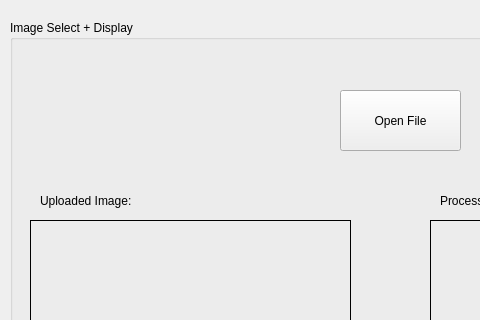
jaxmattfair/eggsizerML, file eggsizerml.ui: the form before one commit; both pictures show x 0 to 480 and y 0 to 320 of the 800 by 600 pixel window.
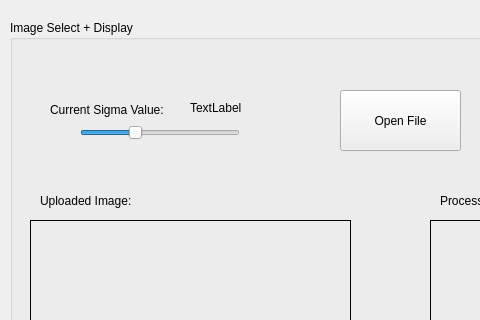
The form after the commit.

```diff
--- a/eggsizerml.ui
+++ b/eggsizerml.ui
@@ -103,6 +103,48 @@
       <bool>true</bool>
      </property>
     </widget>
+    <widget class="QSlider" name="horizontalSlider">
+     <property name="geometry">
+      <rect>
+       <x>70</x>
+       <y>100</y>
+       <width>160</width>
+       <height>25</height>
+      </rect>
+     </property>
+     <property name="value">
+      <number>33</number>
+     </property>
+     <property name="orientation">
+      <enum>Qt::Orientation::Horizontal</enum>
+     </property>
+    </widget>
+    <widget class="QLabel" name="label">
+     <property name="geometry">
+      <rect>
+       <x>40</x>
+       <y>80</y>
+       <width>131</width>
+       <height>20</height>
+      </rect>
+     </property>
+     <property name="text">
+      <string>Current Sigma Value:</string>
+     </property>
+    </widget>
+    <widget class="QLabel" name="sigma_val_label">
+     <property name="geometry">
+      <rect>
+       <x>180</x>
+       <y>80</y>
+       <width>58</width>
+       <height>16</height>
+      </rect>
+     </property>
+     <property name="text">
+      <string>TextLabel</string>
+     </property>
+    </widget>
    </widget>
   </widget>
   <widget class="QMenuBar" name="menubar">
```
Left out of the diff: 2 changed lines with no effect on the pictures.
